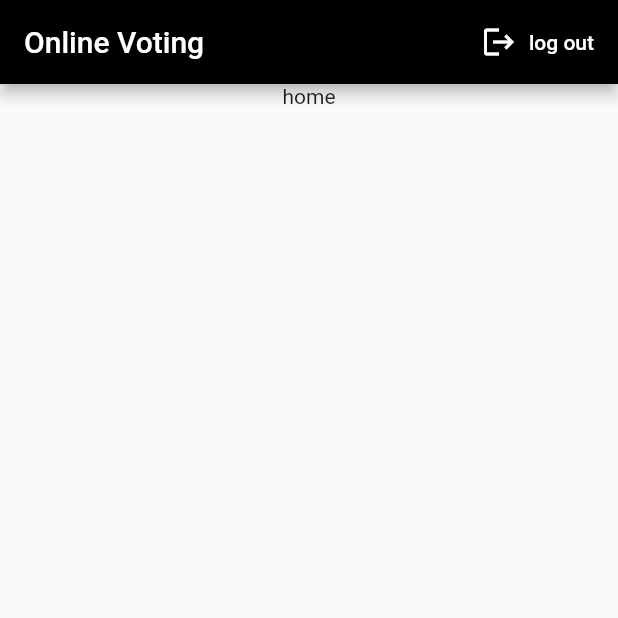
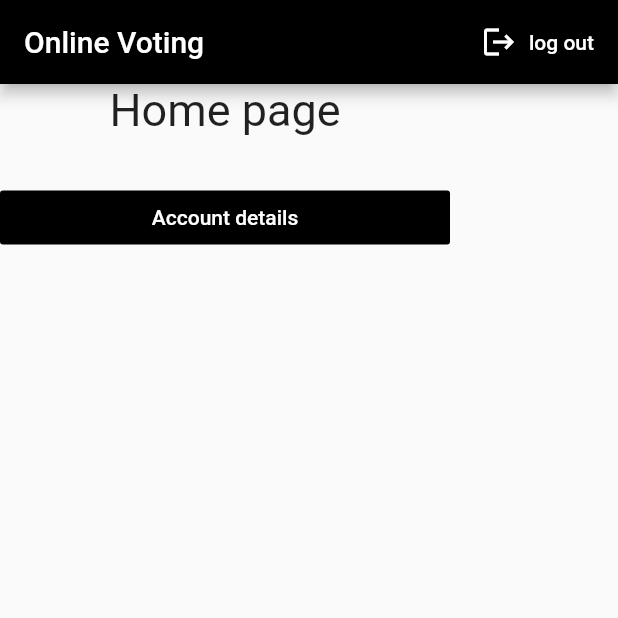
Before and after one commit to harshoo3/Online-Voting-Application, a Flutter app: the screen it shows once a user with an empty profile is signed in, on a phone screen of 412 x 824 dp, the top half of it. Run offline on Flutter 3.47's test engine with Material 2 defaults, Android fonts, the phone set to English and light mode, and no system bars; our stand-ins replace cloud_firestore, date_field, firebase_auth, flutter_spinkit, intl_phone_number_input; missing offline and left inert: flutter_statusbarcolor; accounts and stored records are empty; network calls fail.

Commit message:
account details done

```diff
--- a/lib/main.dart
+++ b/lib/main.dart
@@ -9,6 +9,7 @@ import 'package:online_voting/services/auth.dart';
 import 'package:online_voting/wrapper.dart';
 import 'package:online_voting/screens/accountDetailsList.dart';
 import 'package:provider/provider.dart';
+import 'package:online_voting/models/accountDetails.dart';
 //
 // void main() {
 //   runApp(MaterialApp(
@@ -40,7 +41,7 @@ class MyApp extends StatelessWidget{
           '/signup': (context) => SignUp(),
           '/wrapper': (context) => Wrapper(),
           '/loading': (context) => Loading(),
-          '/accountDetailsList': (context) => AccountDetailsList(),
+          '/accountDetails': (context) => AccountDetails(),
         },
       ),
     );
--- a/lib/models/user.dart
+++ b/lib/models/user.dart
@@ -1,6 +1,14 @@
 class User {
 
   final String uid;
+  String email;
+  String name;
+  String password;
+  DateTime dateOfBirth;
 
-  User ({this.uid});
+  User ({this.uid,this.email = '',this.name = '', this.password = '',this.dateOfBirth = null});
+
+  // void setDetails({String email ,String name, String password ,DateTime dateOfBirth}){
+  //
+  // }
 }
--- a/lib/screens/home/home.dart
+++ b/lib/screens/home/home.dart
@@ -12,9 +12,10 @@ class Home extends StatelessWidget {
 
   @override
   Widget build(BuildContext context) {
-    return StreamProvider<List<AccountDetails>>.value(
-      value: DatabaseService().data,
-      child: Scaffold(
+    // StreamProvider<List<AccountDetails>>.value(
+    // value: DatabaseService().data,
+    // child:
+    return Scaffold(
         appBar: AppBar(
           backgroundColor: Colors.black,
           title: Text('Online Voting'),
@@ -32,22 +33,33 @@ class Home extends StatelessWidget {
         body: SafeArea(
           child: Column(
             children: <Widget>[
-              Text('home'),
-              // SizedBox(height: 30,),
-              // SizedBox(
-              //   width: 300,
-              //   child: FlatButton(
-              //     child:Text('Account details'),
-              //     onPressed: (){
-              //       Navigator.pushNamed(context,'/accountDetailsList');
-              //     },
-              //   ),
-              // ),
-              AccountDetailsList(),
+              Text(
+                'Home page',
+                style: TextStyle(
+                  fontSize: 30,
+                ),
+              ),
+              SizedBox(height: 30,),
+              SizedBox(
+                width: 300,
+                child: FlatButton(
+                  color: Colors.black,
+                  child:Text(
+                    'Account details',
+                    style: TextStyle(
+                      color: Colors.white
+                    ),
+                  ),
+                  onPressed: (){
+                    Navigator.pushNamed(context,'/accountDetails');
+                  },
+                ),
+              ),
+              // AccountDetailsList(),
             ],
           )
         ),
-      ),
+      // ),
     );
   }
 }
```
Also changed, not shown: lib/models/accountDetails.dart (+61 -5 lines), lib/screens/accountDetailsList.dart (+20 -22 lines), lib/services/auth.dart (+12 -0 lines), lib/services/database.dart (+7 -13 lines).
